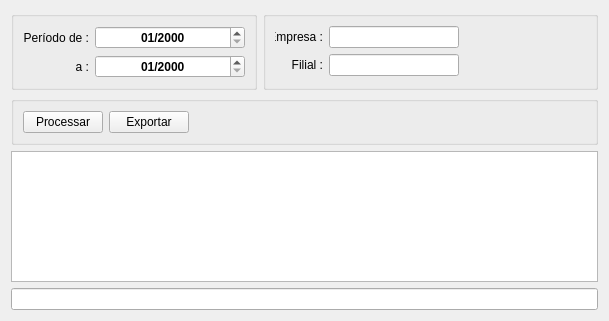
fallomermo/SeverinoTools_BKP_Old, file guiainssfolha.ui: the form before one commit.
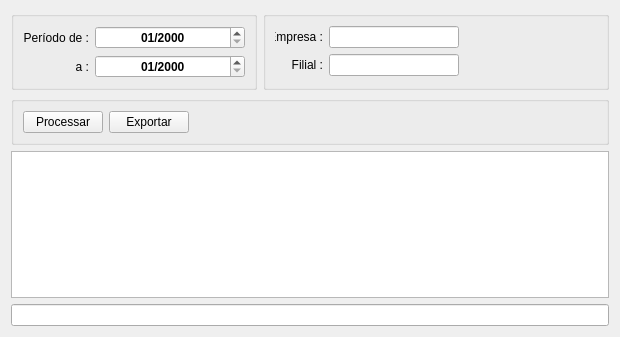
The form after the commit. Icons and pictures are not drawn.

The edit to the form file:
```diff
--- a/guiainssfolha.ui
+++ b/guiainssfolha.ui
@@ -6,8 +6,8 @@
    <rect>
     <x>0</x>
     <y>0</y>
-    <width>609</width>
-    <height>321</height>
+    <width>620</width>
+    <height>337</height>
    </rect>
   </property>
   <property name="windowTitle">
```
